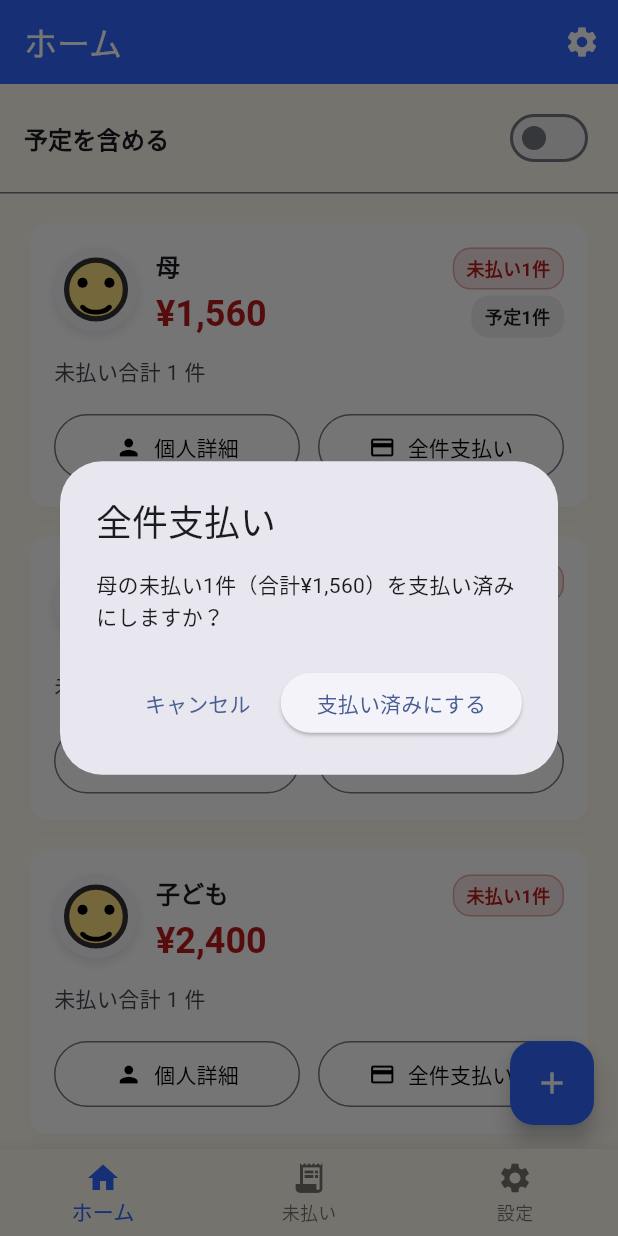
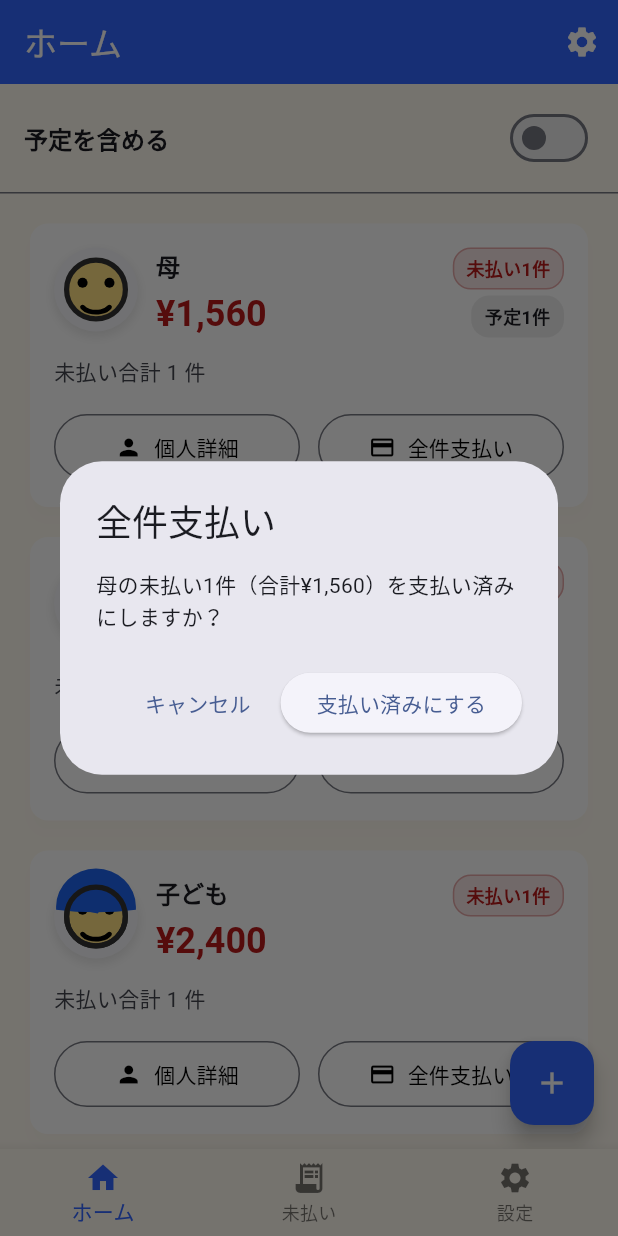
Before and after one commit to N-plus/PaymentCalendar, a Flutter app: the screen it shows after launch, after a tap on "全件支払い", on a phone screen of 412 x 824 dp. Run offline on Flutter 3.47's test engine with Material 3 defaults, Android fonts, the phone set to English and light mode, and no system bars; our stand-ins replace flutter_local_notifications, flutter_riverpod, image_picker, timezone.

Commit message:
Restore child preset avatar styling

```diff
--- a/lib/widgets/person_avatar.dart
+++ b/lib/widgets/person_avatar.dart
@@ -151,14 +151,25 @@ class _PresetPersonAvatar extends StatelessWidget {
         break;
     }
 
+    final Color resolvedBackgroundColor =
+        backgroundColor ?? _AvatarPainter.kDefaultBackgroundColor;
+
+    final CustomPainter painter;
+    switch (type) {
+      case _PresetAvatarType.child:
+        painter = _ChildAvatarPainter(backgroundColor: resolvedBackgroundColor);
+        break;
+      case _PresetAvatarType.mother:
+      case _PresetAvatarType.father:
+        painter = _AvatarPainter(backgroundColor: resolvedBackgroundColor);
+        break;
+    }
+
     return SizedBox(
       width: size,
       height: size,
       child: CustomPaint(
-        painter: _AvatarPainter(
-          backgroundColor:
-              backgroundColor ?? _AvatarPainter.kDefaultBackgroundColor,
-        ),
+        painter: painter,
       ),
     );
   }
@@ -258,3 +269,75 @@ class _AvatarPainter extends CustomPainter {
     return backgroundColor != oldDelegate.backgroundColor;
   }
 }
+
+class _ChildAvatarPainter extends _AvatarPainter {
+  const _ChildAvatarPainter({required super.backgroundColor});
+
+  static const Color _hairColor = Color(0xFF1E64F0);
+
+  @override
+  void paint(Canvas canvas, Size size) {
+    super.paint(canvas, size);
+
+    final double dimension = math.min(size.width, size.height);
+    final Offset center = Offset(size.width / 2, size.height / 2);
+    final double faceRadius = dimension * _AvatarPainter._faceDiameterFactor / 2;
+
+    final Paint hairPaint = Paint()
+      ..color = _hairColor
+      ..style = PaintingStyle.fill
+      ..isAntiAlias = true;
+
+    final Path hairPath = Path();
+    final double hairWidth = dimension * 0.95;
+    final double hairHeight = dimension * 0.9;
+    final Rect hairArcRect = Rect.fromCenter(
+      center: center.translate(0, -dimension * 0.12),
+      width: hairWidth,
+      height: hairHeight,
+    );
+    hairPath.addArc(hairArcRect, math.pi, math.pi);
+    hairPath.lineTo(center.dx + hairWidth / 2, center.dy - dimension * 0.08);
+    hairPath.quadraticBezierTo(
+      center.dx,
+      center.dy - dimension * 0.02,
+      center.dx - hairWidth / 2,
+      center.dy - dimension * 0.08,
+    );
+    hairPath.close();
+
+    canvas.drawPath(hairPath, hairPaint);
+
+    final Path fringePath = Path()
+      ..moveTo(center.dx - dimension * 0.2, center.dy - faceRadius * 0.45)
+      ..quadraticBezierTo(
+        center.dx - dimension * 0.05,
+        center.dy - faceRadius * 0.75,
+        center.dx + dimension * 0.1,
+        center.dy - faceRadius * 0.4,
+      )
+      ..lineTo(center.dx + dimension * 0.02, center.dy - faceRadius * 0.1)
+      ..quadraticBezierTo(
+        center.dx - dimension * 0.1,
+        center.dy - faceRadius * 0.18,
+        center.dx - dimension * 0.2,
+        center.dy - faceRadius * 0.22,
+      )
+      ..close();
+
+    canvas.drawPath(fringePath, hairPaint);
+
+    final Paint outlinePaint = Paint()
+      ..color = _AvatarPainter._outlineColor
+      ..style = PaintingStyle.stroke
+      ..strokeWidth = dimension * _AvatarPainter._faceStrokeFactor
+      ..strokeCap = StrokeCap.round
+      ..isAntiAlias = true;
+    canvas.drawCircle(center, faceRadius, outlinePaint);
+  }
+
+  @override
+  bool shouldRepaint(covariant _ChildAvatarPainter oldDelegate) {
+    return backgroundColor != oldDelegate.backgroundColor;
+  }
+}
```
